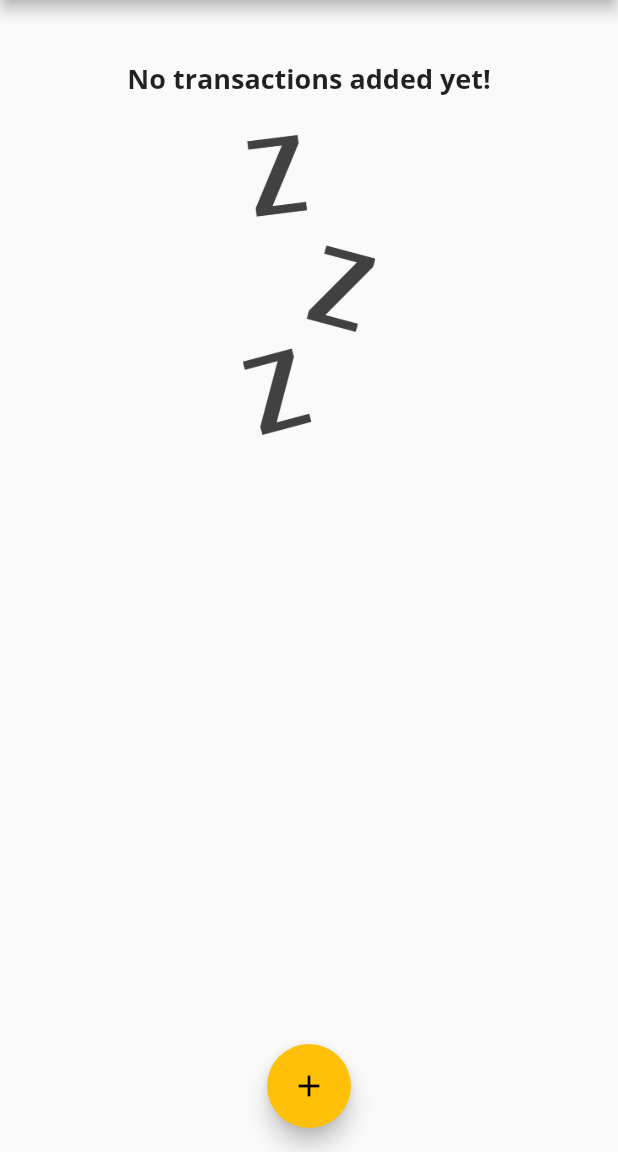
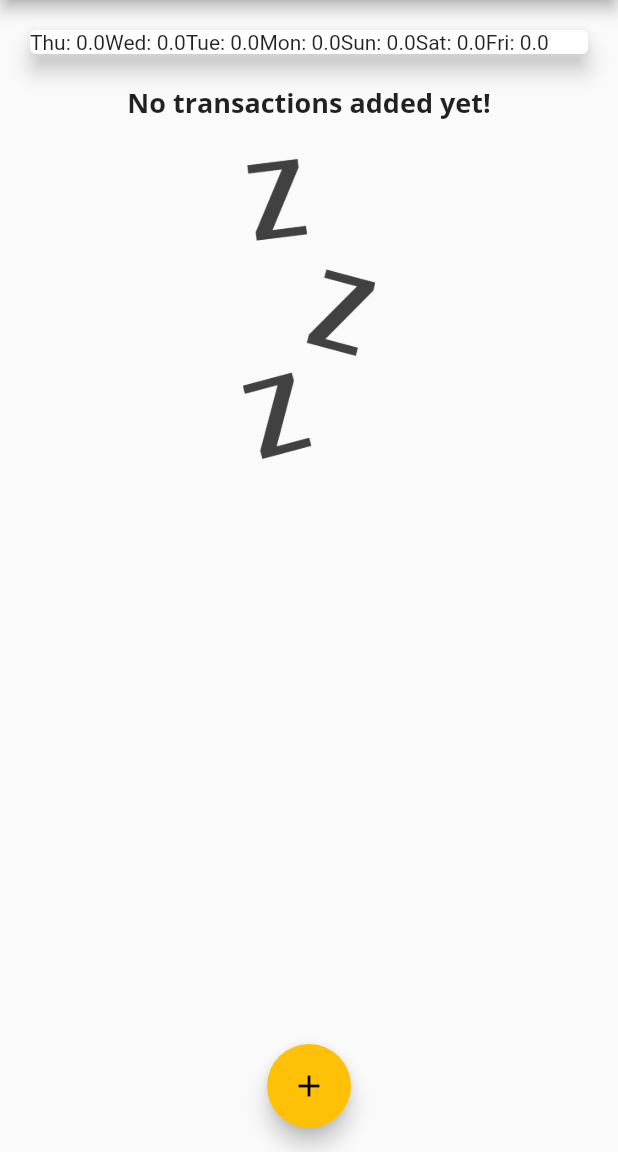
Before and after one commit to Jitgitbit/flutter_exercise_two, a Flutter app: the screen it shows after launch, on a phone screen of 412 x 824 dp, the part 84-1236 px from its top. Run offline on Flutter 3.47's test engine with Material 2 defaults, Android fonts, the phone set to English and light mode, and no system bars.

Commit message:
! gathering data for the bars in our chart !

```diff
--- a/lib/widgets/chart.dart
+++ b/lib/widgets/chart.dart
@@ -41,7 +41,9 @@ class Chart extends StatelessWidget {
       elevation: 6,
       margin: EdgeInsets.all(20),
       child: Row(
-        children: <Widget>[],
+        children: groupedTransactionValues.map((data){
+          return Text('${data['day']}: ${data['amount']}');
+        }).toList(),
       ),
     );
   }
```
